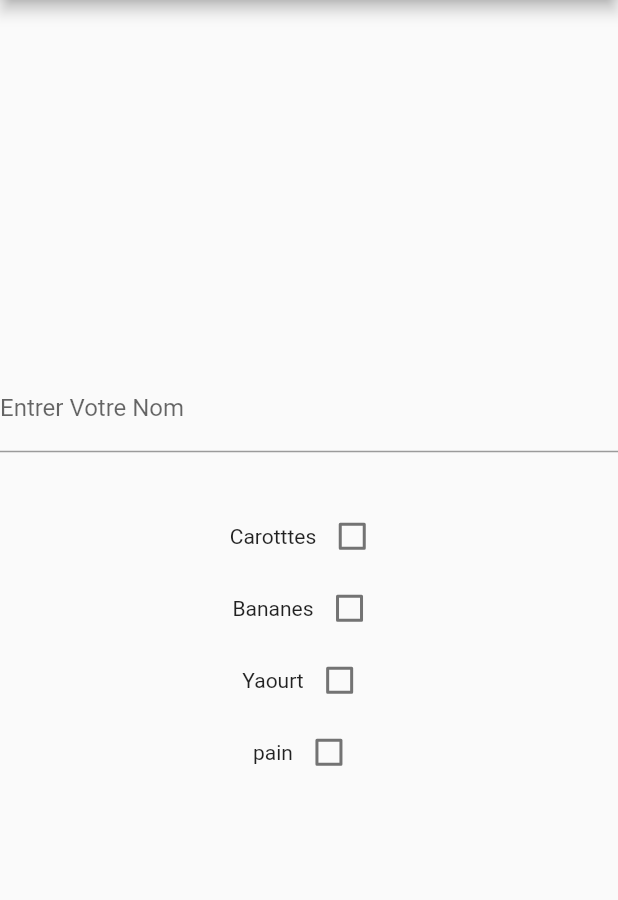
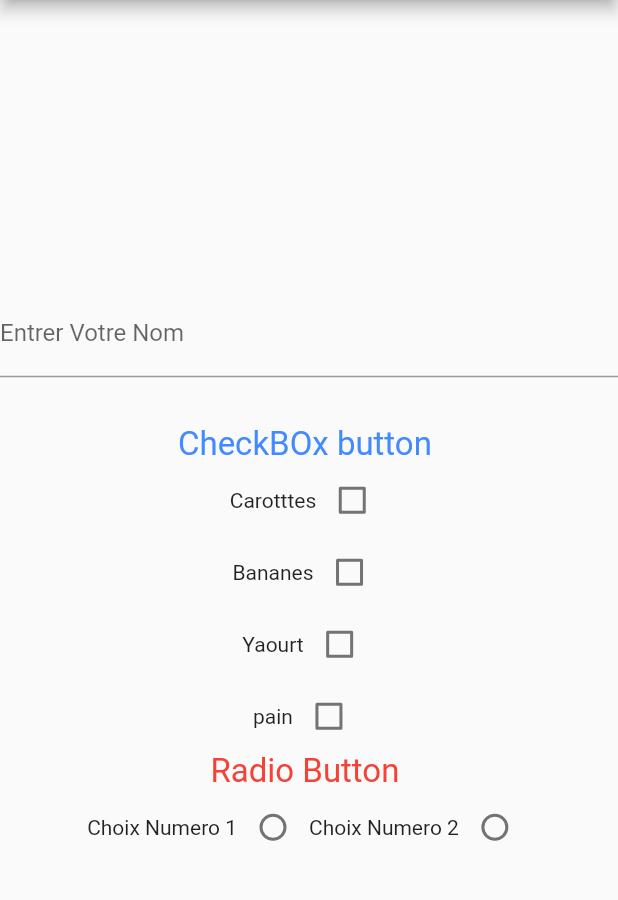
Before and after one commit to Algorithme123/flutter-widgetinterractive, a Flutter app: the screen it shows after launch, on a phone screen of 412 x 824 dp, the part 84-984 px from its top. Run offline on Flutter 3.47's test engine with Material 2 defaults, Android fonts, the phone set to English and light mode, and no system bars.

Commit message:
Ajout du Radio button fonctionnel

```diff
--- a/lib/main.dart
+++ b/lib/main.dart
@@ -13,8 +13,32 @@ class MyApp extends StatefulWidget {
 
 class _MyAppState extends State<MyApp> {
   var changed;
+  var itemSelectionne;
 
   var submitted;
+
+  // Pour les RadioButton
+
+  List<Widget> radios() {
+    List<Widget> l = [];
+    for (int x = 0; x < 2; x++) {
+      Row row = Row(
+        children: [
+          Text("Choix Numero ${x + 1}"),
+          Radio(
+              value: x,
+              groupValue: itemSelectionne,
+              onChanged: (i) {
+                setState(() {
+                  itemSelectionne = i;
+                });
+              })
+        ],
+      );
+      l.add(row);
+    }
+    return l;
+  }
 
   // Pour les check BOX
   Map check = {
@@ -28,18 +52,16 @@ class _MyAppState extends State<MyApp> {
     List<Widget> l = [];
     check.forEach((key, value) {
       Row row = Row(
-        mainAxisAlignment:  MainAxisAlignment.center,
+        mainAxisAlignment: MainAxisAlignment.center,
         children: <Widget>[
           Text(key),
-          Checkbox(value: (value),
-              onChanged: ( b){
-            setState(() {
-              check[key]=b;
-            });
-
-
-          })
-
+          Checkbox(
+              value: (value),
+              onChanged: (b) {
+                setState(() {
+                  check[key] = b;
+                });
+              })
         ],
       );
       l.add(row);
@@ -89,13 +111,34 @@ class _MyAppState extends State<MyApp> {
               Text(changed ?? ''),
               Text(submitted ?? ''),
 
+              Column(
+                mainAxisAlignment: MainAxisAlignment.center,
+                children: [Text("CheckBOx button ",style: TextStyle(
+                  color: Colors.blueAccent,
+                  fontSize: 22.0
+                ),)],
+              ),
+
               //Column pour les CheckBox
               Column(
-                mainAxisAlignment:  MainAxisAlignment.center,
+                mainAxisAlignment: MainAxisAlignment.center,
                 children: checkList(),
+              ),
+              Column(
+                mainAxisAlignment: MainAxisAlignment.center,
+                children: [Text("Radio Button ",style: TextStyle(
+                  color: Colors.red,
+                  fontSize: 22.0
+                ),)],
+              ),
+              Row(
+                mainAxisAlignment:  MainAxisAlignment.center
+                ,
+                children: radios(),
               )
             ],
           ),
+
         ),
       ),
     );
```
